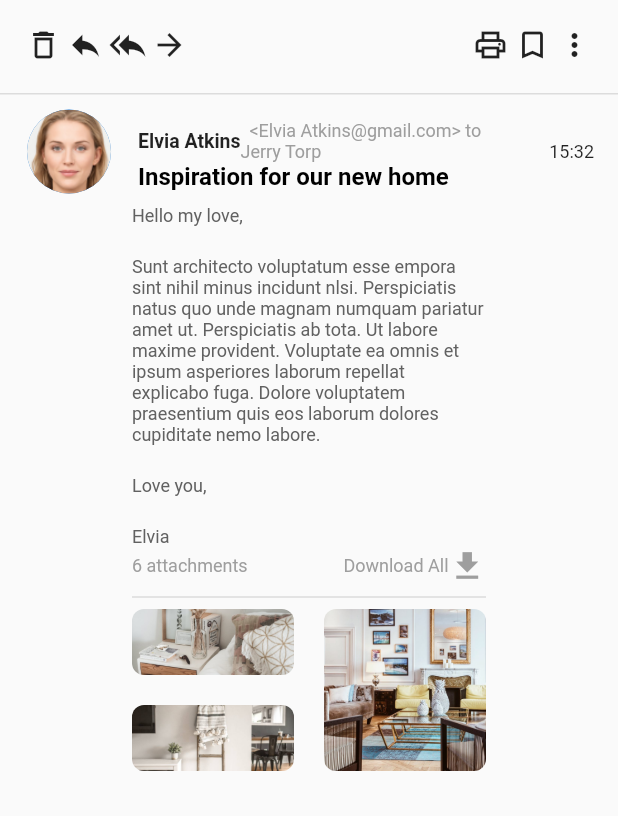
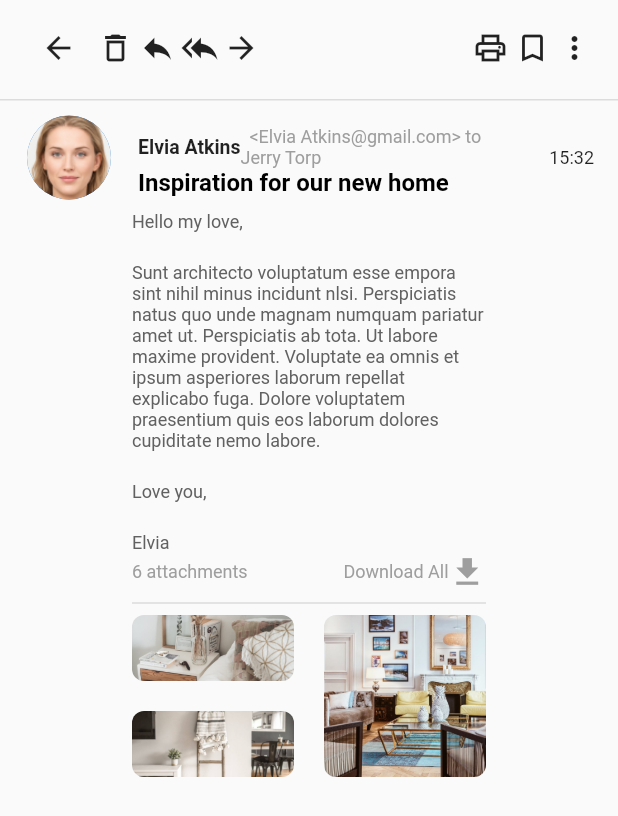
Before and after one commit to ravihoro/responsive, a Flutter app: the EmailDetail screen opened directly, on a phone screen of 412 x 824 dp. Shown: the top 816 px of the screen. Run offline on Flutter 3.47's test engine with Material 2 defaults, Android fonts, the phone set to English and light mode, and no system bars.

Commit message:
Added email detail page for mobile view and back button

```diff
--- a/lib/email_detail/email_detail.dart
+++ b/lib/email_detail/email_detail.dart
@@ -2,13 +2,15 @@ import 'package:flutter/material.dart';
 import '../model/email.dart';
 import 'package:flutter_staggered_grid_view/flutter_staggered_grid_view.dart';
 import '../util/constants.dart';
+import '../util/responsive.dart';
 
 class EmailDetail extends StatelessWidget {
   @override
   Widget build(BuildContext context) {
-    return Column(
+    return Scaffold(
+      body: Column(
         children: [
-        _headerIcons(),
+          _headerIcons(context),
           Divider(
             thickness: 1.0,
             height: 5,
@@ -21,6 +23,7 @@ class EmailDetail extends StatelessWidget {
             ),
           ),
         ],
+      ),
     );
   }
 
@@ -166,7 +169,7 @@ class EmailDetail extends StatelessWidget {
     );
   }
 
-  Widget _headerIcons() {
+  Widget _headerIcons(BuildContext context) {
     return Padding(
       padding: const EdgeInsets.symmetric(
         vertical: 8.0,
@@ -174,6 +177,7 @@ class EmailDetail extends StatelessWidget {
       ),
       child: Row(
         children: [
+          Responsive.isDesktop(context) ? Container() : BackButton(),
           _customIcons(Icons.delete_outline),
           _customIcons(Icons.reply_outlined),
           _customIcons(Icons.reply_all_outlined),
```
Also changed, not shown: lib/email_list/email_list.dart (+11 -2 lines). Lines whose indentation alone changed are shown as unchanged.
